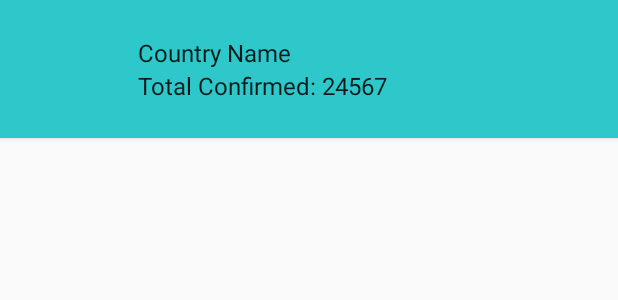
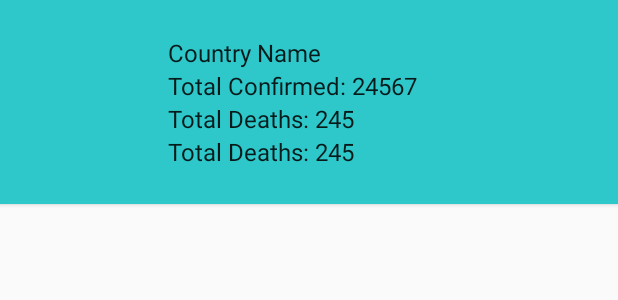
Before and after one commit to pfieffer/CovidInfo, an Android app: the layout item_country_list.xml on its own in the app's theme, with its tools: preview values and no code run, on a phone screen of 412 x 824 dp. Shown: the top 300 px of the screen. Run offline under Robolectric (Android 15) with nearby library versions, the phone set to English and light mode, and no system bars; Roboto replaces fonts that are not available here.

Commit message:
feat: Sort Country list
- Add deaths and recovered figures on country list item
- Country sorting based on:
    - Total Cases Confirmed
    - Total Deaths
    - Total Recovered

fixes #3

```diff
--- a/app/src/main/res/layout/item_country_list.xml
+++ b/app/src/main/res/layout/item_country_list.xml
@@ -11,23 +11,23 @@
     </data>
 
     <androidx.constraintlayout.widget.ConstraintLayout
-        android:elevation="@dimen/card_elevation"
         android:layout_width="match_parent"
         android:layout_height="wrap_content"
-        android:padding="@dimen/margin_padding_large"
+        android:layout_marginBottom="@dimen/margin_padding_small"
         android:background="@color/colorBtnDown"
-        android:layout_marginBottom="@dimen/margin_padding_small">
+        android:elevation="@dimen/card_elevation"
+        android:padding="@dimen/margin_padding_large">
 
         <ImageView
             android:id="@+id/iv_country_flag"
-            android:layout_width="60dp"
-            android:layout_height="60dp"
+            android:layout_width="@dimen/country_flag_size"
+            android:layout_height="@dimen/country_flag_size"
             android:padding="@dimen/margin_padding_medium"
             android:scaleType="centerCrop"
-            app:setCountryFlag="@{countryModel.countryCode}"
             app:layout_constraintBottom_toBottomOf="parent"
             app:layout_constraintStart_toStartOf="parent"
-            app:layout_constraintTop_toTopOf="parent"/>
+            app:layout_constraintTop_toTopOf="parent"
+            app:setCountryFlag="@{countryModel.countryCode}" />
 
         <LinearLayout
             android:layout_width="0dp"
@@ -40,20 +40,34 @@
             app:layout_constraintTop_toTopOf="@id/iv_country_flag">
 
             <TextView
-                android:text="@{countryModel.name}"
-                android:maxLines="1"
-                android:ellipsize="end"
                 style="@style/TextAppearance.Text"
                 android:layout_width="wrap_content"
                 android:layout_height="wrap_content"
+                android:ellipsize="end"
+                android:maxLines="1"
+                android:text="@{countryModel.name}"
                 tools:text="Country Name" />
 
             <TextView
-                android:text="@{@string/cases_confirmed(countryModel.totalConfirmed)}"
                 style="@style/TextAppearance.Text"
                 android:layout_width="wrap_content"
                 android:layout_height="wrap_content"
+                android:text="@{@string/cases_confirmed(countryModel.totalConfirmed)}"
                 tools:text="Total Confirmed: 24567" />
+
+            <TextView
+                style="@style/TextAppearance.Text"
+                android:layout_width="wrap_content"
+                android:layout_height="wrap_content"
+                android:text="@{@string/total_deaths(countryModel.totalDeaths)}"
+                tools:text="Total Deaths: 245" />
+
+            <TextView
+                style="@style/TextAppearance.Text"
+                android:layout_width="wrap_content"
+                android:layout_height="wrap_content"
+                android:text="@{@string/total_recovered(countryModel.totalRecovered)}"
+                tools:text="Total Deaths: 245" />
 
         </LinearLayout>
 
--- a/app/src/main/res/values/dimen.xml
+++ b/app/src/main/res/values/dimen.xml
@@ -23,4 +23,6 @@
     <dimen name="shrine_toolbar_offset_top">20dp</dimen>
     <dimen name="shrine_toolbar_image_offset_top">20dp</dimen>
     <dimen name="shrine_toolbar_collapsed_height">20dp</dimen>
+
+    <dimen name="country_flag_size">80dp</dimen>
 </resources>
--- a/app/src/main/res/values/strings.xml
+++ b/app/src/main/res/values/strings.xml
@@ -16,8 +16,16 @@
     <string name="txt_data_updated_on">Data updated on:</string>
 
     <string name="cases_confirmed">Cases Confirmed: %d</string>
+    <string name="total_deaths">Total Deaths: %d</string>
+    <string name="total_recovered">Total Recovered: %d</string>
+
     <string name="menu_title_search_country">Search Country</string>
+    <string name="menu_title_sor">Sort</string>
     <string name="menu_search_et_hint">Search…</string>
+    <string name="menu_label_total_cases">Total cases</string>
+    <string name="menu_label_total_deaths">Total deaths</string>
+    <string name="menu_label_total_recovered">Total recovered</string>
+
     <string name="data_for_country">Data for %s</string>
 
     <string name="large_text">
```
Also changed, not shown: app/src/main/java/com/ravigarbuja/covidinfo/ui/country/list/CountryListActivity.kt (+27 -2 lines), app/src/main/java/com/ravigarbuja/covidinfo/ui/country/list/CountryListAdapter.kt (+24 -1 lines), app/src/main/res/menu/menu_country_list.xml (added, +36 -0 lines), app/src/main/res/menu/menu_search_country.xml (deleted, +0 -12 lines).
